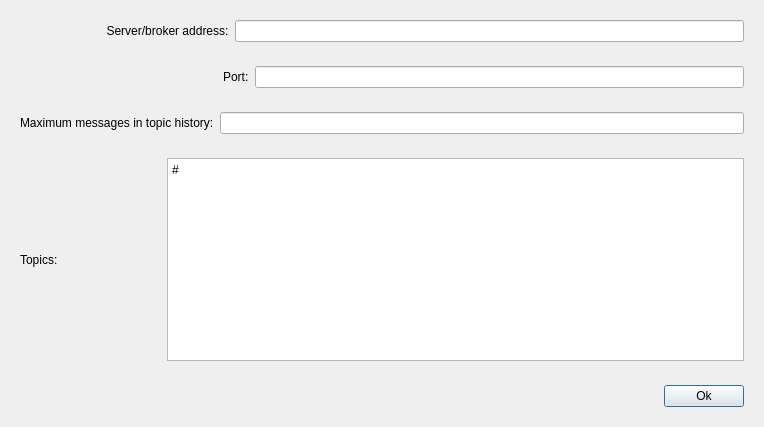
Above: dialogconnect.ui from Specter-13/icp-mqtt-project before the change. Below: the same form after it.
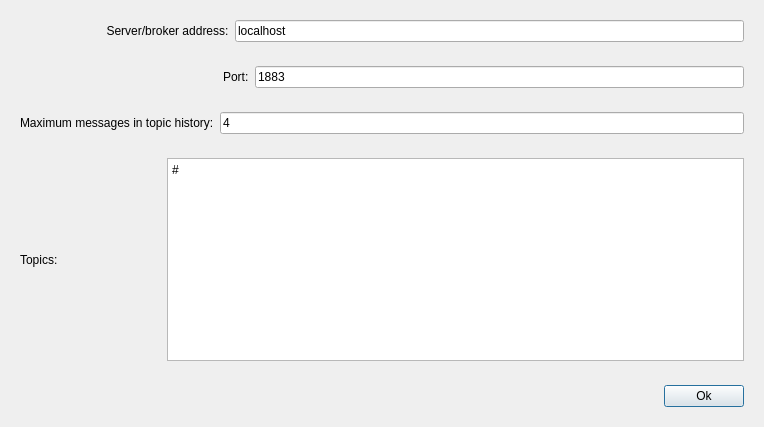
That is the form after the change.

Patch:
```diff
--- a/dialogconnect.ui
+++ b/dialogconnect.ui
@@ -25,7 +25,11 @@
        </widget>
       </item>
       <item>
-       <widget class="QLineEdit" name="addr"/>
+       <widget class="QLineEdit" name="addr">
+        <property name="text">
+         <string>localhost</string>
+        </property>
+       </widget>
       </item>
      </layout>
     </widget>
@@ -41,7 +45,11 @@
        </widget>
       </item>
       <item>
-       <widget class="QLineEdit" name="port"/>
+       <widget class="QLineEdit" name="port">
+        <property name="text">
+         <string>1883</string>
+        </property>
+       </widget>
       </item>
      </layout>
     </widget>
@@ -57,7 +65,11 @@
        </widget>
       </item>
       <item>
-       <widget class="QLineEdit" name="maxMess"/>
+       <widget class="QLineEdit" name="maxMess">
+        <property name="text">
+         <string>4</string>
+        </property>
+       </widget>
       </item>
      </layout>
     </widget>
```
